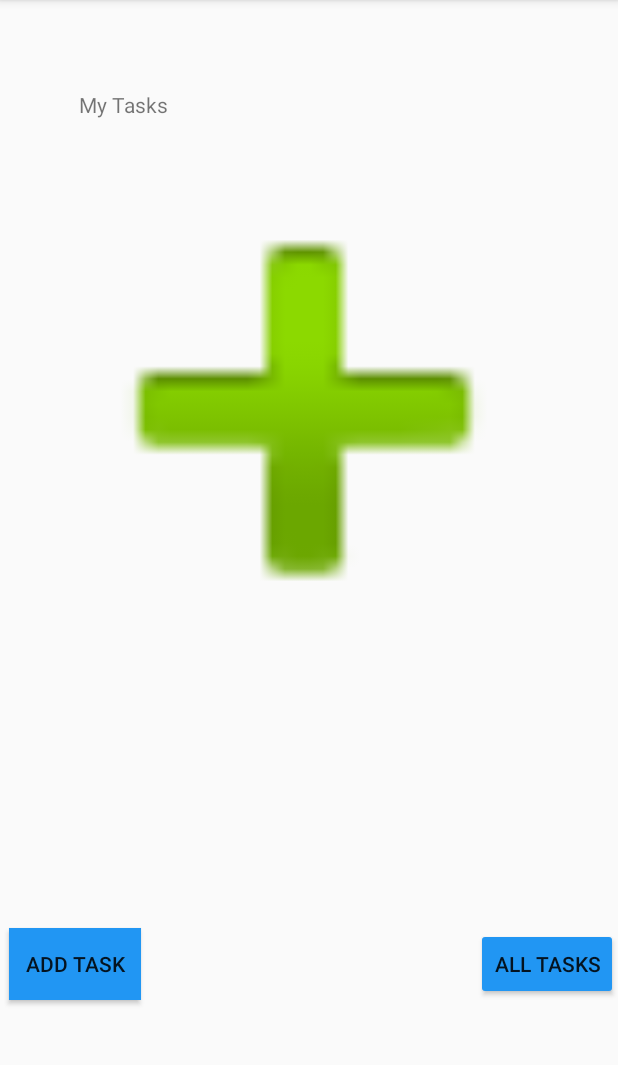
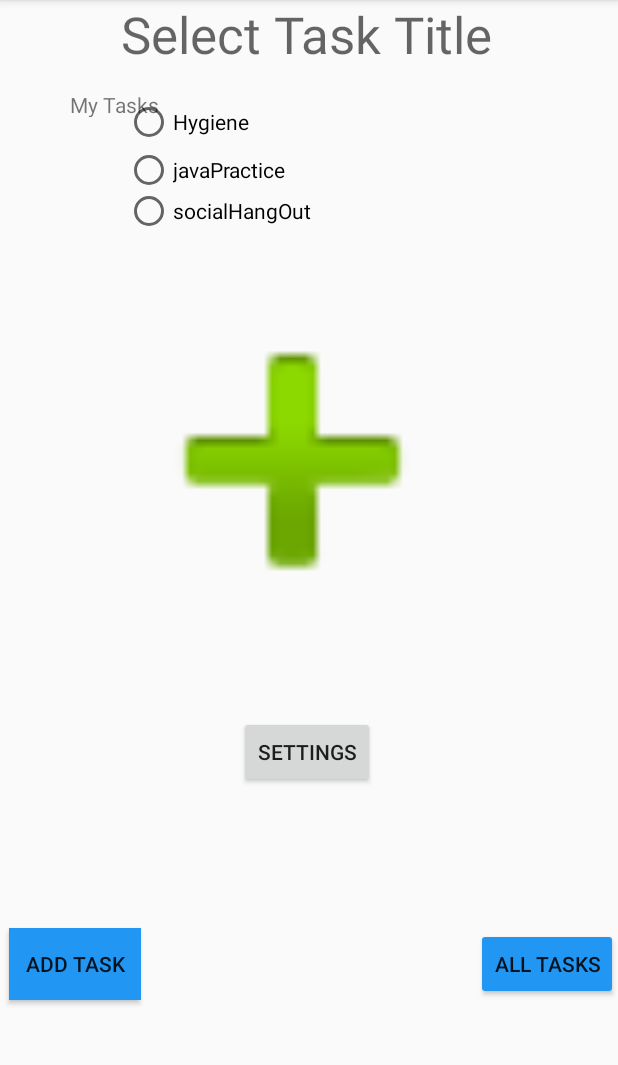
Before and after one commit to silasoyewale10/taskmaster, an Android app: the screen it shows after launch (MainActivity), on a phone screen of 412 x 824 dp, the part 84-1149 px from its top. Run offline under Robolectric (Android 15) with nearby library versions, the phone set to English and light mode, and no system bars.

Commit message:
in progress

```diff
--- a/app/src/main/AndroidManifest.xml
+++ b/app/src/main/AndroidManifest.xml
@@ -9,7 +9,10 @@
         android:roundIcon="@mipmap/ic_launcher_round"
         android:supportsRtl="true"
         android:theme="@style/AppTheme">
-        <activity android:name=".AllTasks"></activity>
+        <activity android:name=".Settings"></activity>
+        <activity android:name=".TaskDetail" />
+        <activity android:name=".ChooseTaskTitleActivity" />
+        <activity android:name=".AllTasks" />
         <activity android:name=".Task" />
         <activity android:name=".MainActivity">
             <intent-filter>
--- a/app/src/main/res/layout/activity_main.xml
+++ b/app/src/main/res/layout/activity_main.xml
@@ -8,8 +8,8 @@
 
     <TextView
         android:id="@+id/textView"
-        android:layout_width="wrap_content"
-        android:layout_height="wrap_content"
+        android:layout_width="102dp"
+        android:layout_height="18dp"
         android:text="My Tasks"
         app:layout_constraintBottom_toBottomOf="parent"
         app:layout_constraintEnd_toEndOf="parent"
@@ -56,11 +56,64 @@
 
         <ImageView
             android:id="@+id/imageView2"
-            android:layout_width="405dp"
-            android:layout_height="547dp"
-            app:srcCompat="@android:drawable/ic_input_add"
-            tools:layout_editor_absoluteX="1dp"
-            tools:layout_editor_absoluteY="0dp" />
+            android:layout_width="262dp"
+            android:layout_height="312dp"
+            app:layout_constraintBottom_toBottomOf="parent"
+            app:layout_constraintEnd_toEndOf="parent"
+            app:layout_constraintHorizontal_bias="0.435"
+            app:layout_constraintStart_toStartOf="parent"
+            app:layout_constraintTop_toTopOf="parent"
+            app:layout_constraintVertical_bias="0.637"
+            app:srcCompat="@android:drawable/ic_input_add" />
+
+        <TextView
+            android:id="@+id/textView3"
+            android:layout_width="wrap_content"
+            android:layout_height="wrap_content"
+            android:text="Select Task Title"
+            android:textAppearance="@style/TextAppearance.AppCompat.Display1"
+            app:layout_constraintEnd_toEndOf="parent"
+            app:layout_constraintStart_toStartOf="parent"
+            tools:layout_editor_absoluteY="21dp" />
+
+        <RadioGroup
+            android:id="@+id/tasksRadioGroup"
+            android:layout_width="243dp"
+            android:layout_height="86dp"
+            app:layout_constraintBottom_toTopOf="@+id/imageView2"
+            app:layout_constraintEnd_toEndOf="parent"
+            app:layout_constraintStart_toStartOf="parent">
+
+            <RadioButton
+                android:id="@+id/hygieneRadioButton"
+                android:layout_width="match_parent"
+                android:layout_height="wrap_content"
+                android:text="Hygiene" />
+
+            <RadioButton
+                android:id="@+id/javaPracticeRadioButton"
+                android:layout_width="match_parent"
+                android:layout_height="wrap_content"
+                android:text="javaPractice" />
+
+            <RadioButton
+                android:id="@+id/socialHangOutRadioButton"
+                android:layout_width="match_parent"
+                android:layout_height="wrap_content"
+                android:text="socialHangOut" />
+        </RadioGroup>
+
+        <Button
+            android:id="@+id/button2"
+            android:layout_width="wrap_content"
+            android:layout_height="wrap_content"
+            android:layout_marginBottom="10dp"
+            android:text="Settings"
+            app:layout_constraintBottom_toBottomOf="parent"
+            app:layout_constraintEnd_toEndOf="parent"
+            app:layout_constraintStart_toStartOf="parent"
+            app:layout_constraintTop_toBottomOf="@+id/imageView2" />
+
     </androidx.constraintlayout.widget.ConstraintLayout>
 
 </androidx.constraintlayout.widget.ConstraintLayout>
```
Also changed, not shown: app/src/main/java/com/example/taskmaster/ChooseTaskTitleActivity.java (added, +17 -0 lines), app/src/main/java/com/example/taskmaster/MainActivity.java (+51 -0 lines), app/src/main/java/com/example/taskmaster/Settings.java (added, +14 -0 lines), app/src/main/java/com/example/taskmaster/TaskDetail.java (added, +18 -0 lines), app/src/main/res/layout/activity_choose_task_title.xml (added, +19 -0 lines), app/src/main/res/layout/activity_settings.xml (added, +31 -0 lines), app/src/main/res/layout/activity_task_detail.xml (added, +32 -0 lines).
